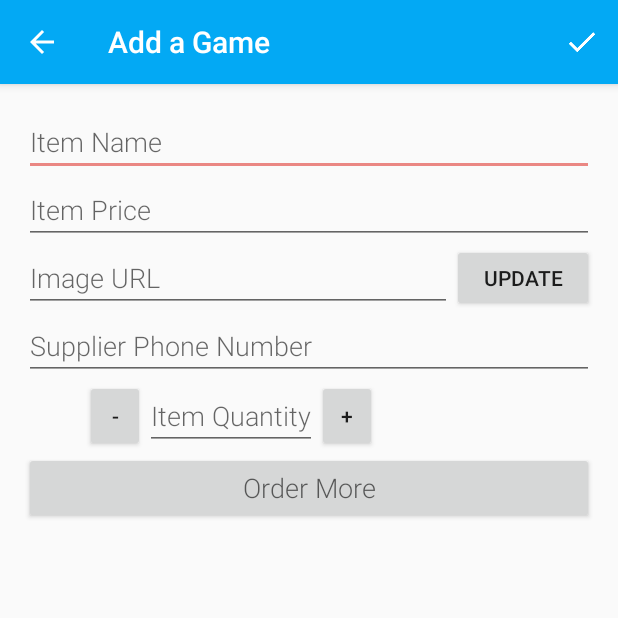
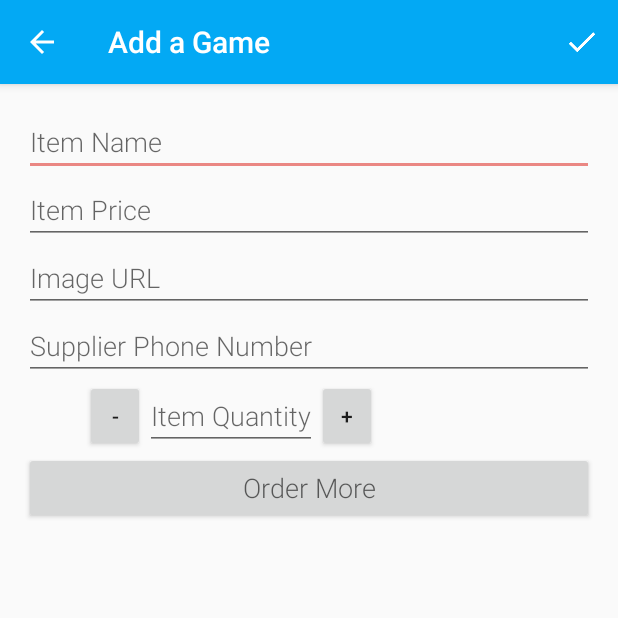
Before and after one commit to bzemel/InventoryManager, an Android app: the screen it shows after launch (EditorActivity), after a tap on an icon or button, on a phone screen of 412 x 824 dp, the top half of it. Run offline under Robolectric (Android 15) with nearby library versions, the phone set to English and light mode, and no system bars.

Commit message:
Working Version
This is the version that stores and displays image via URL - requires internet connection

```diff
--- a/app/src/main/java/com/example/android/inventorymanager/CatalogActivity.java
+++ b/app/src/main/java/com/example/android/inventorymanager/CatalogActivity.java
@@ -5,7 +5,6 @@ import android.content.ContentValues;
 import android.content.DialogInterface;
 import android.content.Intent;
 import android.database.Cursor;
-import android.graphics.BitmapFactory;
 import android.net.Uri;
 import android.os.Bundle;
 import android.support.design.widget.FloatingActionButton;
@@ -102,7 +101,6 @@ public class CatalogActivity extends AppCompatActivity implements LoaderManager.
         values.put(GameEntry.COLUMN_GAME_PRICE, 35.99);
         values.put(GameEntry.COLUMN_GAME_QUANTITY, 5);
         values.put(GameEntry.COLUMN_GAME_IMAGE_URL, "https://images-na.ssl-images-amazon.com/images/I/81SrTgYBDaL._SL1500_.jpg");
-        mDbHelper.updateImage(GameEntry._ID, BitmapFactory.decodeResource(this.getResources(), R.drawable.catan));
         values.put(GameEntry.COLUMN_GAME_SUPPLIER_URL, "5551234567");
 
         // Insert a new row for Catan into the provider using the ContentResolver.
@@ -173,7 +171,6 @@ public class CatalogActivity extends AppCompatActivity implements LoaderManager.
                 GameEntry.COLUMN_GAME_PRICE,
                 GameEntry.COLUMN_GAME_QUANTITY,
                 GameEntry.COLUMN_GAME_IMAGE_URL,
-                GameEntry.COLUMN_GAME_IMAGE_PATH,
                 GameEntry.COLUMN_GAME_SUPPLIER_URL};
 
         return new CursorLoader(this, GameEntry.CONTENT_URI, projection, null, null, null);
--- a/app/src/main/java/com/example/android/inventorymanager/EditorActivity.java
+++ b/app/src/main/java/com/example/android/inventorymanager/EditorActivity.java
@@ -4,8 +4,6 @@ import android.content.ContentValues;
 import android.content.DialogInterface;
 import android.content.Intent;
 import android.database.Cursor;
-import android.graphics.Bitmap;
-import android.graphics.drawable.BitmapDrawable;
 import android.net.Uri;
 import android.os.Bundle;
 import android.support.v4.app.LoaderManager;
@@ -72,9 +70,6 @@ public class EditorActivity extends AppCompatActivity implements LoaderManager.L
     //Order button
     Button orderButton;
 
-    //Image Update button
-    Button imageUpdate;
-
     //boolean for unsaved change listener
     private Boolean mGameHasChanged = false;
 
@@ -112,7 +107,6 @@ public class EditorActivity extends AppCompatActivity implements LoaderManager.L
         plusButton = (Button) findViewById(R.id.plus_button);
         deleteButton = (Button) findViewById(R.id.delete_button);
         orderButton = (Button) findViewById(R.id.order_button);
-        imageUpdate = (Button) findViewById(R.id.image_update);
 
         //Setting OnTouchListeners
         mNameEditText.setOnTouchListener(mTouchListener);
@@ -143,13 +137,6 @@ public class EditorActivity extends AppCompatActivity implements LoaderManager.L
             @Override
             public void onClick(View view) {
                 showDeleteConfirmationDialog();
-            }
-        });
-
-        imageUpdate.setOnClickListener(new View.OnClickListener() {
-            @Override
-            public void onClick(View view) {
-                imageUpdate();
             }
         });
 
@@ -262,10 +249,7 @@ public class EditorActivity extends AppCompatActivity implements LoaderManager.L
         } else {
             new DownloadImageTask(mGameImage)
                     .execute(imageUrl);
-            Bitmap image = ((BitmapDrawable) mGameImage.getDrawable()).getBitmap();
-            mDbHelper.updateImage(GameEntry._ID, image);
-
-        }
+            }
     }
 
 
--- a/app/src/main/java/com/example/android/inventorymanager/GameCursorAdapter.java
+++ b/app/src/main/java/com/example/android/inventorymanager/GameCursorAdapter.java
@@ -54,7 +54,6 @@ public class GameCursorAdapter extends CursorAdapter {
         final int quantity = cursor.getInt(cursor.getColumnIndexOrThrow(GameContract.GameEntry.COLUMN_GAME_QUANTITY));
         double price = cursor.getDouble(cursor.getColumnIndexOrThrow(GameContract.GameEntry.COLUMN_GAME_PRICE));
         String imageURL = cursor.getString(cursor.getColumnIndexOrThrow(GameContract.GameEntry.COLUMN_GAME_IMAGE_URL));
-        String imagePath = cursor.getString(cursor.getColumnIndexOrThrow(GameContract.GameEntry.COLUMN_GAME_IMAGE_PATH));
 
         final long id = cursor.getLong(getCursor().getColumnIndex(GameContract.GameEntry._ID));
 
@@ -67,7 +66,8 @@ public class GameCursorAdapter extends CursorAdapter {
         gameName.setText(name);
         gameQuantity.setText(quantity + "");
         gamePrice.setText(doubleToPrice(price, '$'));
-        gameImage.setImageBitmap(dbHelper.getImage(GameContract.GameEntry._ID));
+        new DownloadImageTask(gameImage)
+                .execute(imageURL);
 
         saleButton.setOnClickListener(new View.OnClickListener() {
             @Override
--- a/app/src/main/java/com/example/android/inventorymanager/data/GameContract.java
+++ b/app/src/main/java/com/example/android/inventorymanager/data/GameContract.java
@@ -25,7 +25,6 @@ public class GameContract {
         public static final String COLUMN_GAME_PRICE = "price";
         public static final String COLUMN_GAME_QUANTITY = "quantity";
         public static final String COLUMN_GAME_IMAGE_URL = "imageurl";
-        public static final String COLUMN_GAME_IMAGE_PATH = "imagename";
         public static final String COLUMN_GAME_SUPPLIER_URL = "supplierurl";
 
         //Constant for complete URI
--- a/app/src/main/res/layout/activity_editor.xml
+++ b/app/src/main/res/layout/activity_editor.xml
@@ -22,12 +22,6 @@
         android:hint="@string/hint_item_price"
         android:inputType="numberDecimal" />
 
-    <!-- Horizontal Linear Layout for Image URL/Image Update Button -->
-    <LinearLayout
-        android:layout_width="match_parent"
-        android:layout_height="match_parent"
-        android:orientation="horizontal">
-
     <!-- Item Image URL field -->
     <EditText
         android:id="@+id/edit_item_image_url"
@@ -35,16 +29,6 @@
         android:layout_weight="1"
         android:hint="@string/hint_item_image_url"
         android:inputType="textUri" />
-
-        <!-- Button to Update Image to URL -->
-        <Button
-            android:id="@+id/image_update"
-            android:layout_width="match_parent"
-            android:layout_height="match_parent"
-            android:layout_weight="3"
-            android:text="Update" />
-
-    </LinearLayout>
 
     <!-- Supplier URL field -->
     <EditText
```
Also changed, not shown: app/src/main/java/com/example/android/inventorymanager/data/GameDbHelper.java (+1 -72 lines). Lines whose indentation alone changed are shown as unchanged.
